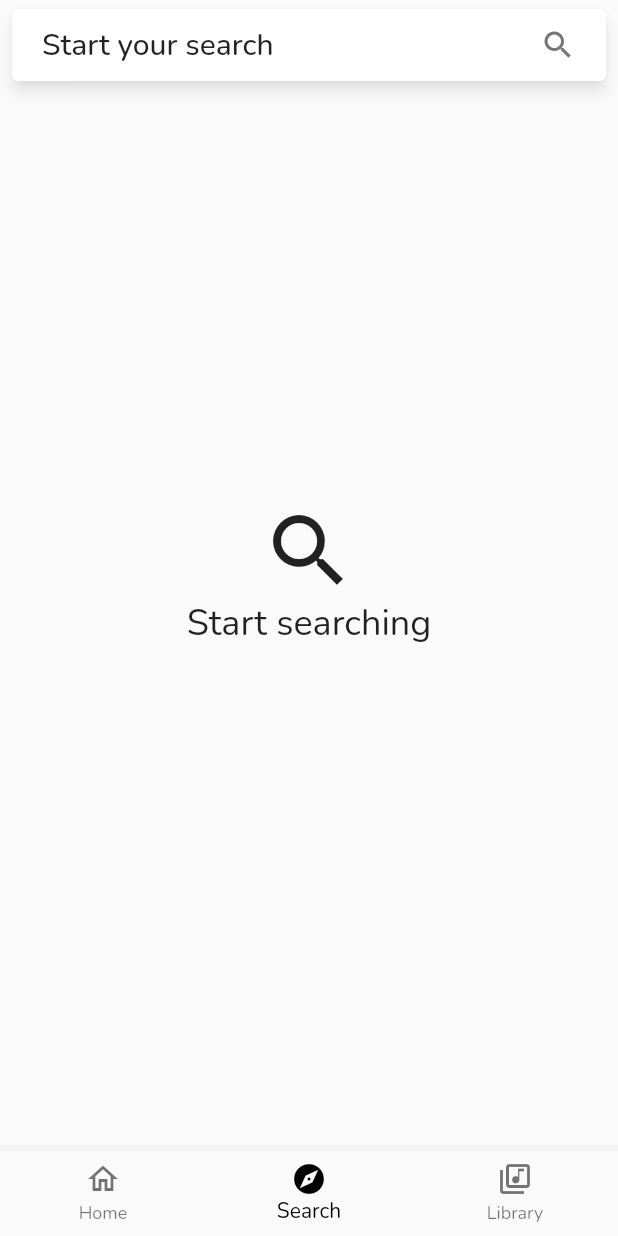
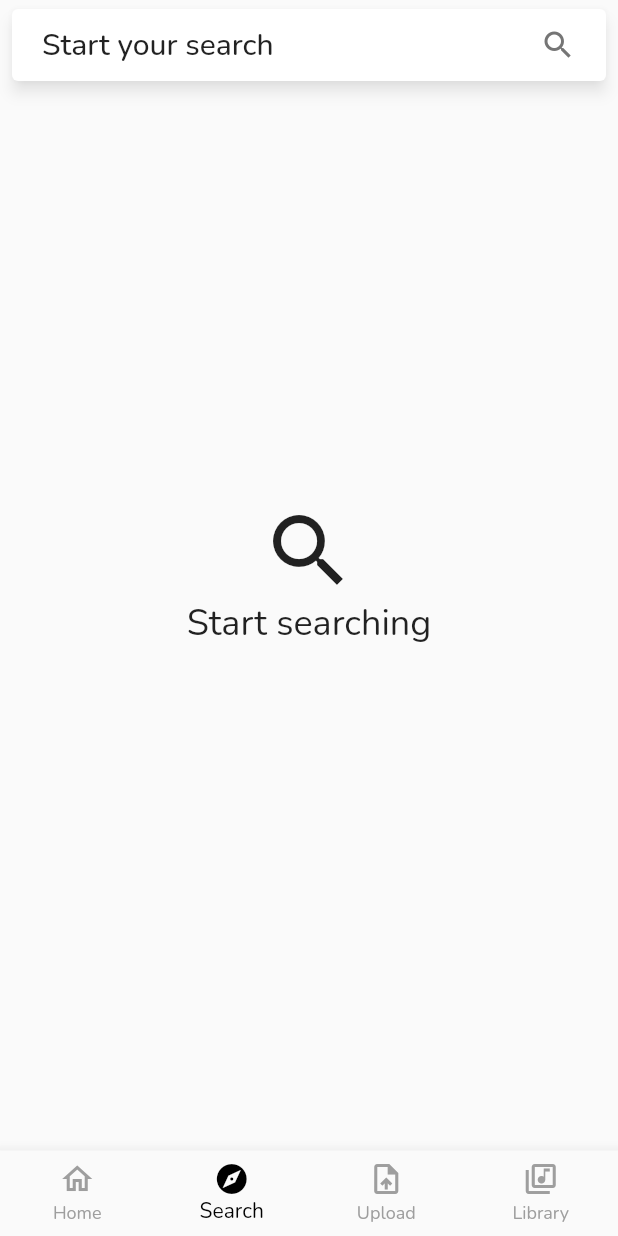
Before and after one commit to yeraytm/Euterpe-FoH, a Flutter app: the screen it shows once a user with an empty profile is signed in, item 2 of the bottom bar chosen, on a phone screen of 412 x 824 dp. Run offline on Flutter 3.47's test engine with Material 2 defaults, Android fonts, the phone set to English and light mode, and no system bars; drawn by our look-alikes of material_floating_search_bar; our stand-ins replace bloc, carousel_slider, cloud_firestore, firebase_auth, firebase_core, google_fonts and 1 more; missing offline and left inert: flutterfire_ui; accounts and stored records are empty.

Commit message:
Minor bugs fixed

```diff
--- a/lib/cubit/bottom_nav/bottom_nav_cubit.dart
+++ b/lib/cubit/bottom_nav/bottom_nav_cubit.dart
@@ -1,6 +1,6 @@
 import 'dart:async';
 
-enum NavBarItem { home, search, library }
+enum NavBarItem { home, search, upload, library }
 
 class BottomNavBarCubit {
   final StreamController<NavBarItem> _navBarController =
@@ -17,6 +17,9 @@ class BottomNavBarCubit {
         _navBarController.sink.add(NavBarItem.search);
         break;
       case 2:
+        _navBarController.sink.add(NavBarItem.upload);
+        break;
+      case 3:
         _navBarController.sink.add(NavBarItem.library);
         break;
     }
--- a/lib/screens/app/bottom_nav.dart
+++ b/lib/screens/app/bottom_nav.dart
@@ -1,5 +1,6 @@
 import 'package:flutter/material.dart';
 import 'package:flutters_of_hamelin/cubit/cubits.dart';
+import 'package:flutters_of_hamelin/screens/app/upload.dart';
 import 'package:flutters_of_hamelin/screens/screens.dart';
 
 class BottomNav extends StatefulWidget {
@@ -36,6 +37,8 @@ class _BottomNavState extends State<BottomNav> {
               return const Home();
             case NavBarItem.search:
               return const Search();
+            case NavBarItem.upload:
+              return const Upload();
             case NavBarItem.library:
               return Library();
             default:
@@ -49,6 +52,8 @@ class _BottomNavState extends State<BottomNav> {
         builder: (context, AsyncSnapshot<NavBarItem> snapshot) {
           return BottomNavigationBar(
             fixedColor: Colors.black,
+            unselectedItemColor: Colors.grey,
+            type: BottomNavigationBarType.fixed,
             currentIndex: snapshot.data!.index,
             onTap: _bottomNavBarCubit.pickItem,
             items: const [
@@ -61,6 +66,10 @@ class _BottomNavState extends State<BottomNav> {
                   activeIcon: Icon(Icons.explore),
                   icon: Icon(Icons.explore_outlined)),
               BottomNavigationBarItem(
+                  label: 'Upload',
+                  activeIcon: Icon(Icons.upload_file),
+                  icon: Icon(Icons.upload_file_outlined)),
+              BottomNavigationBarItem(
                   label: 'Library',
                   activeIcon: Icon(Icons.library_music),
                   icon: Icon(Icons.library_music_outlined)),
--- /dev/null
+++ b/lib/screens/app/upload.dart
@@ -0,0 +1,17 @@
+import 'package:flutter/material.dart';
+
+class Upload extends StatefulWidget {
+  const Upload({ Key? key }) : super(key: key);
+
+  @override
+  _UploadState createState() => _UploadState();
+}
+
+class _UploadState extends State<Upload> {
+  @override
+  Widget build(BuildContext context) {
+    return Container(
+
+    );
+  }
+}
```
